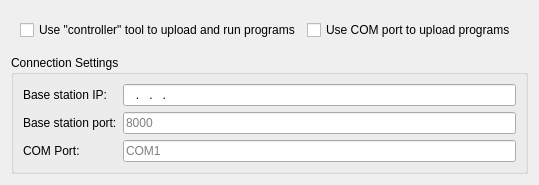
Before: the Qt Designer form plugins/robots/generators/pioneer/pioneerLuaGenerator/widgets/pioneerAdditionalPreferences.ui in qreal/qreal, drawn with Qt 5.
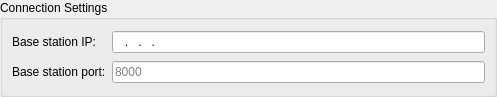
After: the same form once the commit is applied.

The edit to the form file:
```diff
--- a/plugins/robots/generators/pioneer/pioneerLuaGenerator/widgets/pioneerAdditionalPreferences.ui
+++ b/plugins/robots/generators/pioneer/pioneerLuaGenerator/widgets/pioneerAdditionalPreferences.ui
@@ -6,40 +6,44 @@
    <rect>
     <x>0</x>
     <y>0</y>
-    <width>412</width>
-    <height>153</height>
+    <width>497</width>
+    <height>97</height>
    </rect>
   </property>
   <property name="windowTitle">
    <string>Form</string>
   </property>
   <layout class="QVBoxLayout" name="verticalLayout">
-   <item>
-    <widget class="QWidget" name="uploadSettingsWidget" native="true">
-     <layout class="QHBoxLayout" name="horizontalLayout_2">
-      <item>
-       <widget class="QCheckBox" name="useControllerScriptCheckBox">
-        <property name="text">
-         <string>Use &quot;controller&quot; tool to upload and run programs</string>
-        </property>
-       </widget>
-      </item>
-      <item>
-       <widget class="QCheckBox" name="useComPortCheckBox">
-        <property name="text">
-         <string>Use COM port to upload programs </string>
-        </property>
-       </widget>
-      </item>
-     </layout>
-    </widget>
-   </item>
+   <property name="spacing">
+    <number>0</number>
+   </property>
+   <property name="leftMargin">
+    <number>0</number>
+   </property>
+   <property name="topMargin">
+    <number>0</number>
+   </property>
+   <property name="rightMargin">
+    <number>0</number>
+   </property>
+   <property name="bottomMargin">
+    <number>0</number>
+   </property>
    <item>
     <widget class="QGroupBox" name="connectionSettingsGroupBox">
      <property name="title">
       <string>Connection Settings</string>
      </property>
-     <layout class="QFormLayout" name="formLayout">
+     <property name="flat">
+      <bool>false</bool>
+     </property>
+     <property name="checkable">
+      <bool>false</bool>
+     </property>
+     <layout class="QGridLayout" name="gridLayout">
+      <property name="leftMargin">
+       <number>9</number>
+      </property>
       <item row="0" column="0">
        <widget class="QLabel" name="baseStationIpLabel">
         <property name="text">
@@ -60,23 +64,6 @@
         </property>
        </widget>
       </item>
-      <item row="2" column="0">
-       <widget class="QLabel" name="comPortLabel">
-        <property name="text">
-         <string>COM Port:</string>
-        </property>
-       </widget>
-      </item>
-      <item row="2" column="1">
-       <widget class="QLineEdit" name="comPortLineEdit">
-        <property name="inputMask">
-         <string/>
-        </property>
-        <property name="placeholderText">
-         <string>COM1</string>
-        </property>
-       </widget>
-      </item>
       <item row="1" column="0">
        <widget class="QLabel" name="baseStationPortLabel">
         <property name="text">
```
